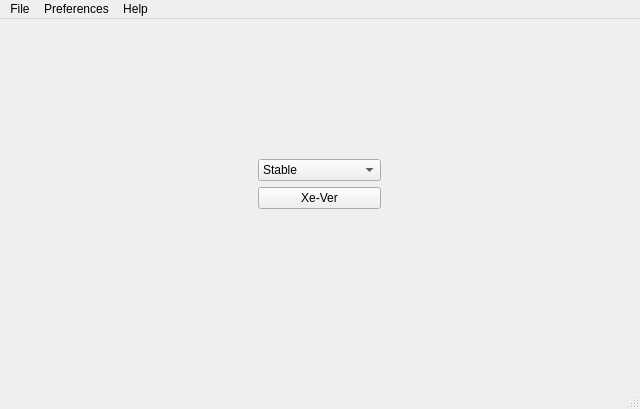
The window that XeRelease_Qt5/src/mainwindow.ui (daleclack/Xe-Release-Qt) describes before a commit, drawn with Qt 5.
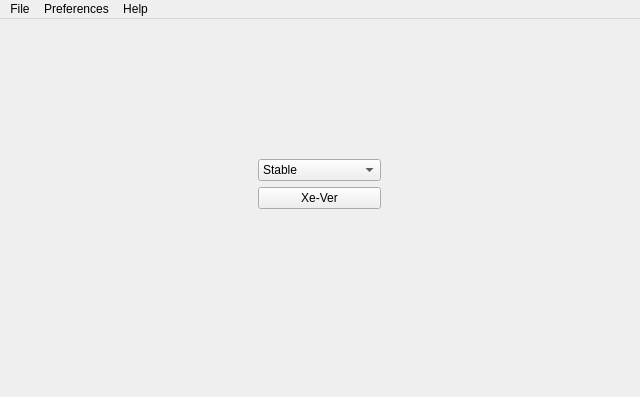
The same window after the commit. Icons and pictures are not drawn.

Commit message: Fix background for linux

```diff
--- a/XeRelease_Qt5/src/mainwindow.ui
+++ b/XeRelease_Qt5/src/mainwindow.ui
@@ -7,7 +7,7 @@
     <x>0</x>
     <y>0</y>
     <width>640</width>
-    <height>409</height>
+    <height>397</height>
    </rect>
   </property>
   <property name="windowTitle">
@@ -24,6 +24,18 @@
    </size>
   </property>
   <widget class="QWidget" name="centralwidget">
+   <property name="sizePolicy">
+    <sizepolicy hsizetype="Expanding" vsizetype="Expanding">
+     <horstretch>0</horstretch>
+     <verstretch>0</verstretch>
+    </sizepolicy>
+   </property>
+   <property name="autoFillBackground">
+    <bool>true</bool>
+   </property>
+   <property name="styleSheet">
+    <string notr="true"/>
+   </property>
    <widget class="QWidget" name="verticalLayoutWidget">
     <property name="geometry">
      <rect>
@@ -160,7 +172,6 @@
    <addaction name="menuPreferences"/>
    <addaction name="menuHelp"/>
   </widget>
-  <widget class="QStatusBar" name="statusbar"/>
   <action name="actionExit">
    <property name="text">
     <string>Exit</string>
```
Left out of the diff: 2 changed lines with no effect on the pictures. The commit also changes 7 other files.
